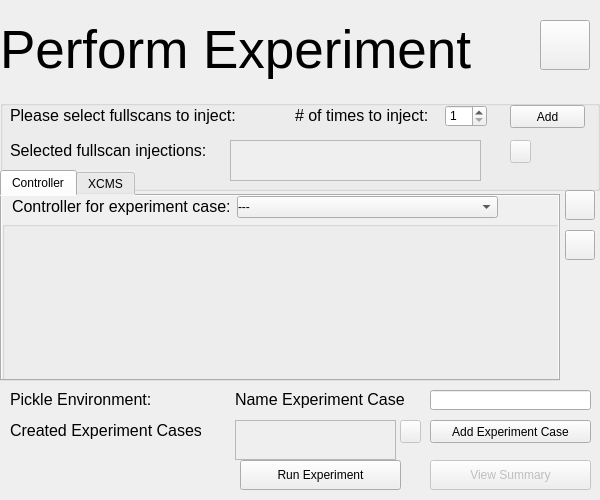
Old version of the form vimmsVisualisedGUI/ExperimentPage.ui in the repository Adam-Tem/vimmsVisualised.
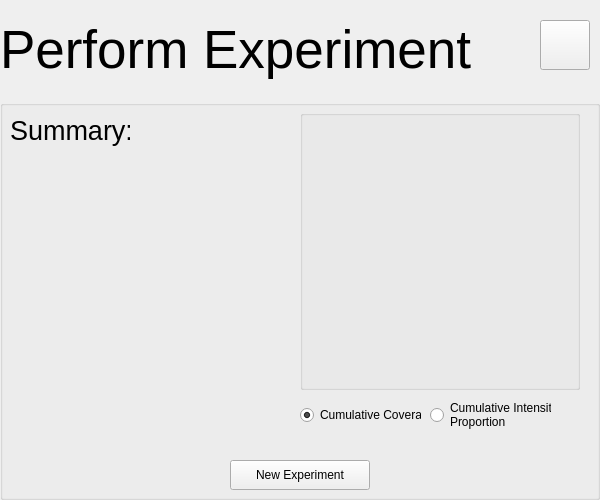
New version of the form.

```diff
--- a/vimmsVisualisedGUI/ExperimentPage.ui
+++ b/vimmsVisualisedGUI/ExperimentPage.ui
@@ -395,7 +395,7 @@
    <property name="geometry">
     <rect>
      <x>0</x>
-     <y>600</y>
+     <y>100</y>
      <width>600</width>
      <height>400</height>
     </rect>
@@ -468,7 +468,7 @@
     <property name="geometry">
      <rect>
       <x>300</x>
-      <y>60</y>
+      <y>10</y>
       <width>280</width>
       <height>280</height>
      </rect>
@@ -477,6 +477,36 @@
      <string/>
     </property>
    </widget>
+   <widget class="QRadioButton" name="CumulativeCoverageRadioButton">
+    <property name="geometry">
+     <rect>
+      <x>300</x>
+      <y>300</y>
+      <width>121</width>
+      <height>30</height>
+     </rect>
+    </property>
+    <property name="text">
+     <string>Cumulative Coverage</string>
+    </property>
+    <property name="checked">
+     <bool>true</bool>
+    </property>
+   </widget>
+   <widget class="QRadioButton" name="CumulativeIntensityProportionRadioButton">
+    <property name="geometry">
+     <rect>
+      <x>430</x>
+      <y>300</y>
+      <width>121</width>
+      <height>30</height>
+     </rect>
+    </property>
+    <property name="text">
+     <string>Cumulative Intensity
+Proportion</string>
+    </property>
+   </widget>
   </widget>
   <widget class="QPushButton" name="ViewSummaryButton">
    <property name="enabled">
```
